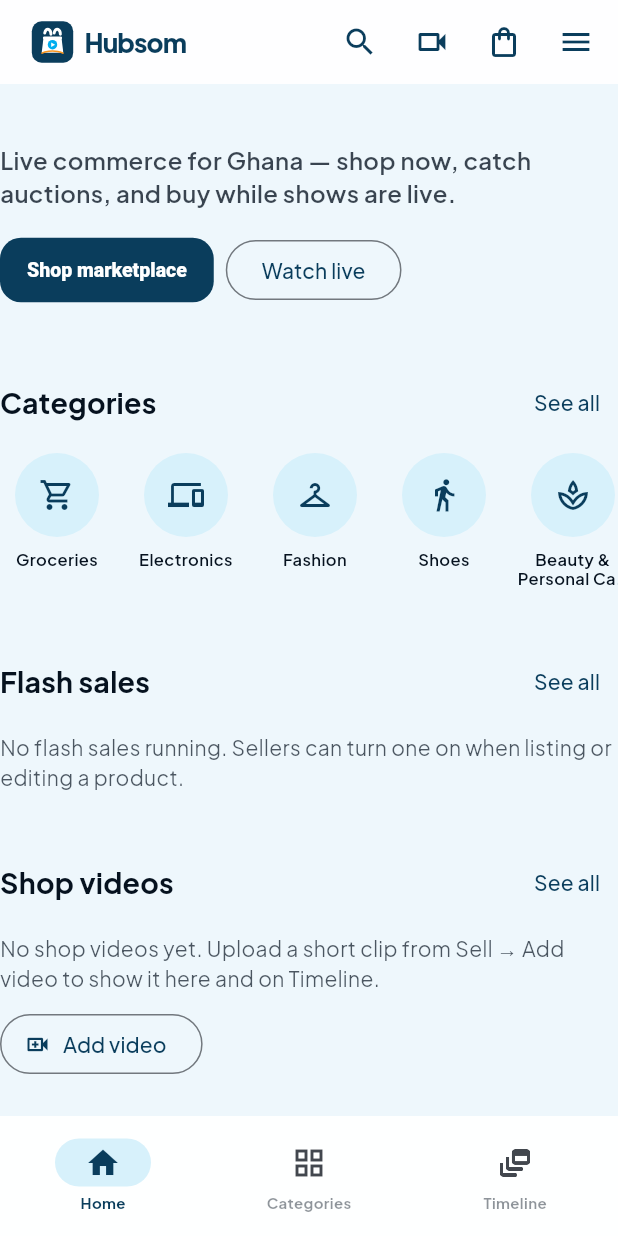
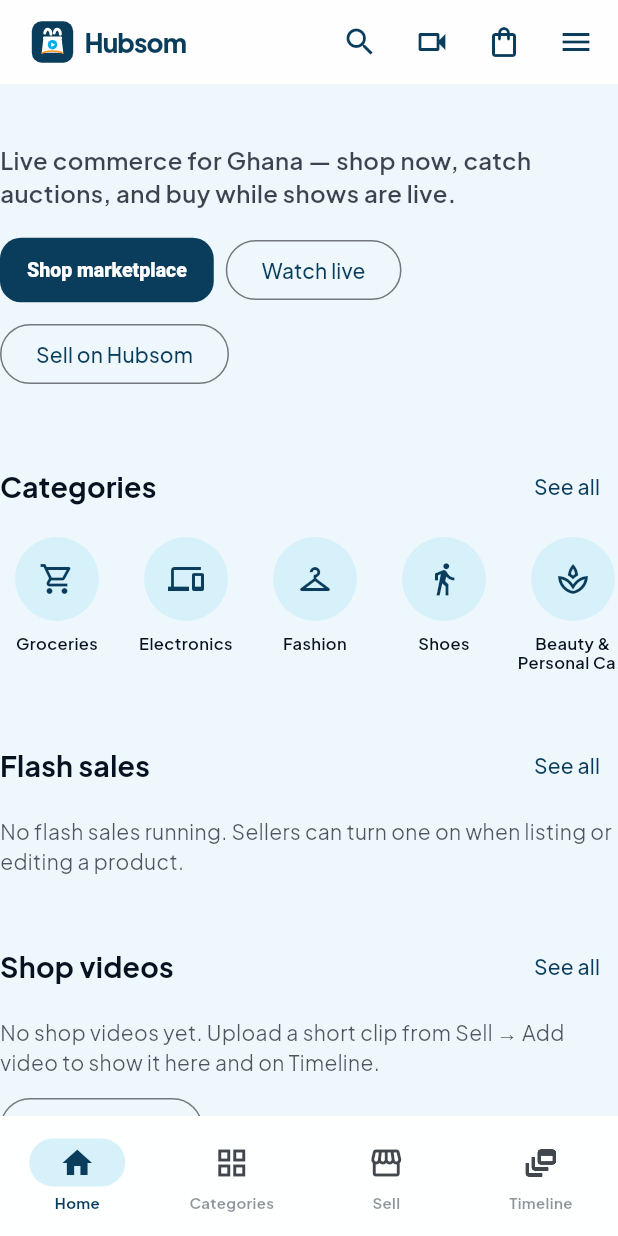
Before and after one commit to felixamay/hubsom, a Flutter app: the screen it shows after launch, on a phone screen of 412 x 824 dp. Run offline on Flutter 3.47's test engine with Material 3 defaults, Android fonts, the phone set to English and light mode, and no system bars; our stand-ins replace cached_network_image, cloud_firestore, dio, equatable, firebase_core, firebase_messaging and 14 more; missing offline and left inert: agora_rtc_engine, dart:js_interop, dart:ui_web; accounts and stored records are empty; network calls fail.

Commit message:
Show Sell to guests and keep the route sign-in locked (#29)
Guests see Sell in the footer, header menu, and home CTA. Opening it
still requires an account via AuthGate.

Co-authored-by: Cursor Agent <cursoragent@cursor.com>
Co-authored-by: felixamay <felixamay@users.noreply.github.com>

```diff
--- a/hubsom_app/lib/features/home/home_page.dart
+++ b/hubsom_app/lib/features/home/home_page.dart
@@ -49,7 +49,6 @@ class HomePage extends ConsumerWidget {
     final promosAsync = ref.watch(promotionsProvider('landing'));
     final videosAsync = ref.watch(shopVideosProvider);
     final sellersAsync = ref.watch(sellersProvider);
-    final signedIn = ref.watch(authStateProvider).valueOrNull != null;
 
     final products = productsAsync.when(
       data: (list) => list.whereType<Product>().toList(),
@@ -126,11 +125,10 @@ class HomePage extends ConsumerWidget {
                         onPressed: () => context.push('/live'),
                         child: const Text('Watch live'),
                       ),
-                      if (signedIn)
-                        OutlinedButton(
-                          onPressed: () => context.push('/sell'),
-                          child: const Text('Sell on Hubsom'),
-                        ),
+                      OutlinedButton(
+                        onPressed: () => context.push('/sell'),
+                        child: const Text('Sell on Hubsom'),
+                      ),
                     ],
                   ),
                 ],
--- a/hubsom_app/lib/features/shell/main_shell.dart
+++ b/hubsom_app/lib/features/shell/main_shell.dart
@@ -42,18 +42,16 @@ class MainShell extends ConsumerWidget {
     ),
   ];
 
-  /// Browse-only links guests may see. Sell is signed-in only.
+  /// Browse links everyone may see. Sell is visible to guests; AuthGate locks it.
   static const guestBrowseItems = <(String value, IconData icon, String label)>[
     ('live', Icons.videocam_outlined, 'Live'),
     ('marketplace', Icons.storefront_outlined, 'Marketplace'),
     ('auctions', Icons.gavel, 'Auctions'),
     ('flash', Icons.bolt_outlined, 'Flash Sales'),
+    ('sell', Icons.add_business_outlined, 'Sell'),
   ];
 
-  static const signedInBrowseItems = <(String value, IconData icon, String label)>[
-    ...guestBrowseItems,
-    ('sell', Icons.add_business_outlined, 'Sell'),
-  ];
+  static const signedInBrowseItems = guestBrowseItems;
 
   static const accountMenuItems = <(String value, IconData icon, String label)>[
     ('account', Icons.person_outline, 'Account'),
@@ -74,10 +72,12 @@ class MainShell extends ConsumerWidget {
     required bool signedIn,
   }) {
     if (signedIn) return shellIndex;
+    // Guests see Home / Categories / Sell / Timeline (no Dashboard).
     return switch (shellIndex) {
       0 => 0,
       1 => 1,
-      3 => 2,
+      2 => 2,
+      3 => 3,
       _ => 0,
     };
   }
@@ -95,7 +95,8 @@ class MainShell extends ConsumerWidget {
     final shellIndex = switch (visibleIndex) {
       0 => 0,
       1 => 1,
-      2 => 3,
+      2 => 2,
+      3 => 3,
       _ => 0,
     };
     _onTap(context, ref, shellIndex);
@@ -243,23 +244,7 @@ class MainShell extends ConsumerWidget {
     final signedIn = ref.watch(authStateProvider).valueOrNull != null;
     final wide = ResponsiveScaffold.isWide(context);
     final menu = _buildMenu(signedIn: signedIn);
-    final footerTabs = signedIn
-        ? _tabs
-        : const [
-            (path: '/', label: 'Home', icon: Icons.home_outlined, selected: Icons.home),
-            (
-              path: '/categories',
-              label: 'Categories',
-              icon: Icons.grid_view_outlined,
-              selected: Icons.grid_view
-            ),
-            (
-              path: '/timeline',
-              label: 'Timeline',
-              icon: Icons.dynamic_feed_outlined,
-              selected: Icons.dynamic_feed
-            ),
-          ];
+    final footerTabs = signedIn ? _tabs : _tabs.sublist(0, 4);
     final selectedFooter = _visibleFooterIndex(
       shellIndex: navigationShell.currentIndex,
       signedIn: signedIn,
```
Also changed, not shown: 1 other file.
